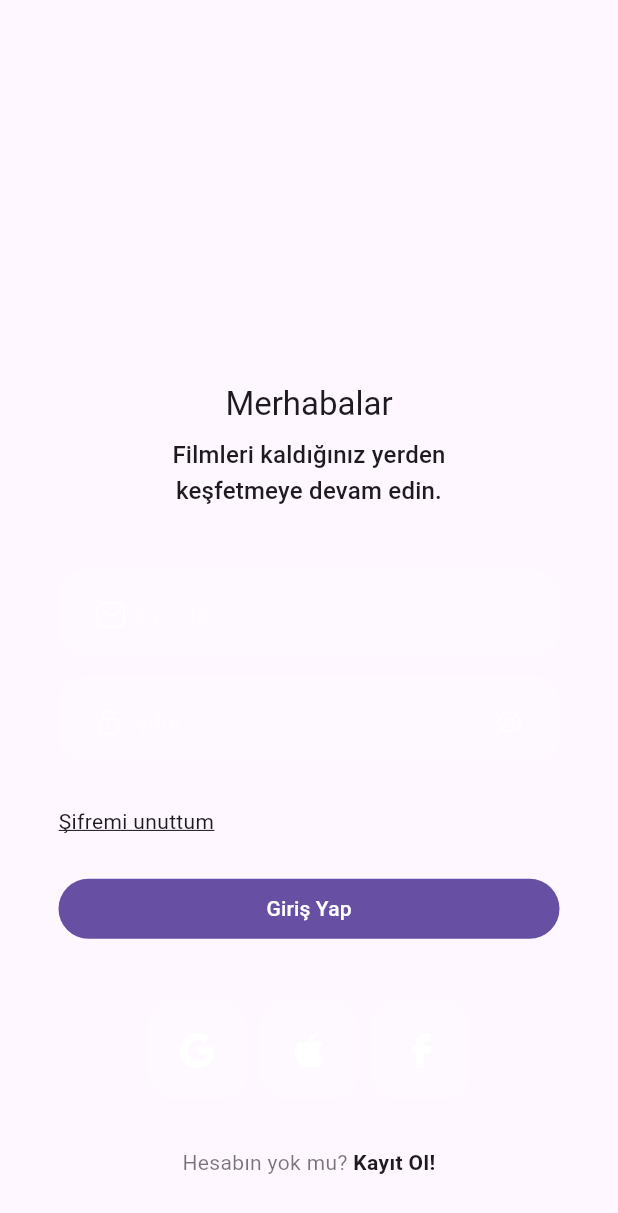
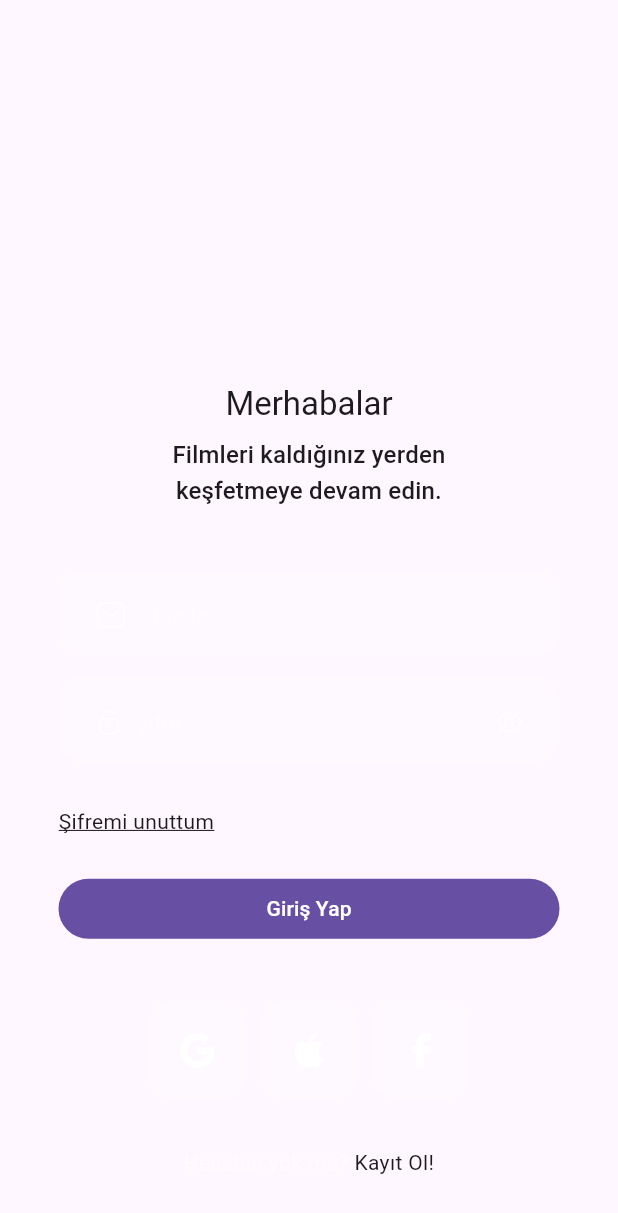
Before and after one commit to berkakkaya/nodelabs_caseapp_sinflix, a Flutter app: the screen it shows after launch, on a phone screen of 412 x 824 dp. Shown: the top 1213 px of the screen. Run offline on Flutter 3.47's test engine with Material 3 defaults, Android fonts, the phone set to English and light mode, and no system bars; our stand-ins replace google_fonts.

Commit message:
fix: use standard colors in register indicator

```diff
--- a/lib/features/sign_in/view/sign_in_screen.dart
+++ b/lib/features/sign_in/view/sign_in_screen.dart
@@ -1,4 +1,5 @@
 import 'package:flutter/material.dart';
+import 'package:nodelabs_caseapp_sinflix/core/consts/colors.dart';
 import 'package:nodelabs_caseapp_sinflix/core/consts/custom_icons.dart';
 import 'package:nodelabs_caseapp_sinflix/core/widgets/custom_text_field.dart';
 import 'package:nodelabs_caseapp_sinflix/core/widgets/social_media_buttons_group.dart';
@@ -83,19 +84,12 @@ class _SignInScreenState extends State<SignInScreen> {
                           TextSpan(
                             text: "Hesabın yok mu? ",
                             style: textTheme.bodyMedium?.copyWith(
-                              color: textTheme.bodyMedium?.color?.withValues(
-                                alpha: 0.6,
-                              ),
+                              color: kColorWhiteA50,
                             ),
                           ),
                           TextSpan(
                             text: "Kayıt Ol!",
-                            style: textTheme.bodyMedium?.copyWith(
-                              color: textTheme.bodyMedium?.color?.withValues(
-                                alpha: 1.0,
-                              ),
-                              fontWeight: FontWeight.bold,
-                            ),
+                            style: textTheme.bodyMedium,
                           ),
                         ],
                       ),
```
